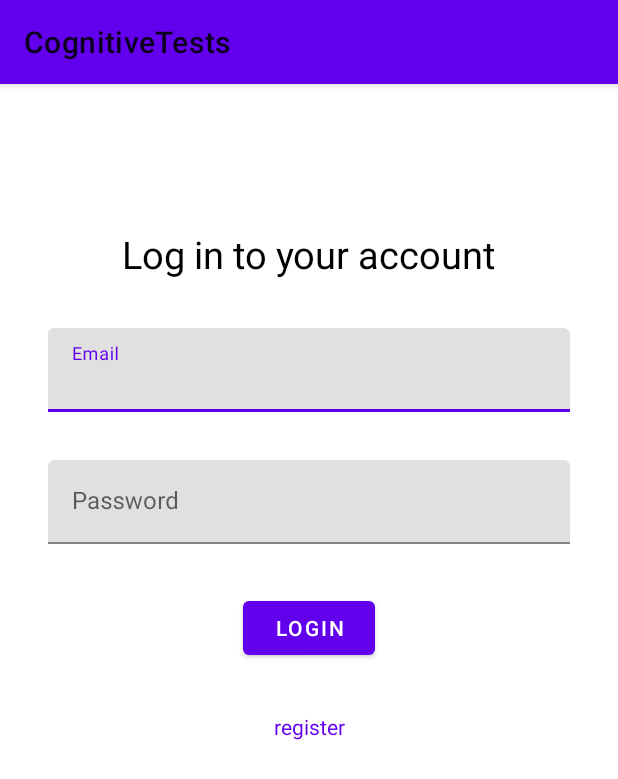
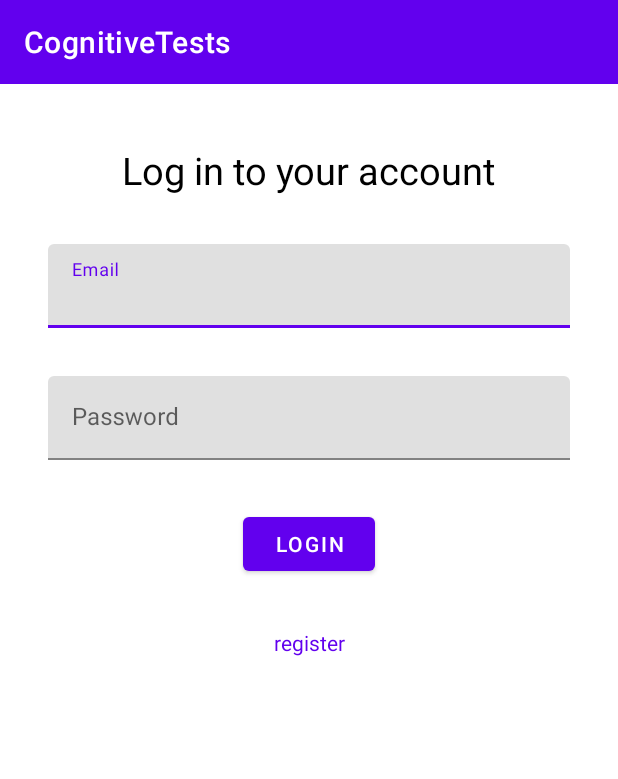
Before and after one commit to LethalDriver/CognitiveTests, an Android app: the screen it shows after launch (StartActivity), on a phone screen of 412 x 824 dp. Shown: the top 779 px of the screen. Run offline under Robolectric (Android 15) with nearby library versions, the phone set to English and light mode, and no system bars; 6 statements that could not run were skipped.

Commit message:
Made the top app bar title color white.

```diff
--- a/app/src/main/AndroidManifest.xml
+++ b/app/src/main/AndroidManifest.xml
@@ -14,7 +14,7 @@
         android:label="@string/app_name"
         android:roundIcon="@mipmap/ic_launcher_round"
         android:supportsRtl="true"
-        android:theme="@style/Theme.MaterialComponents.Light"
+        android:theme="@style/AppTheme"
         tools:targetApi="31">
         <activity
             android:name=".activity.StartActivity"
--- a/app/src/main/java/com/example/cognitivetests/activity/MainActivity.kt
+++ b/app/src/main/java/com/example/cognitivetests/activity/MainActivity.kt
@@ -2,12 +2,16 @@ package com.example.cognitivetests.activity
 
 import android.os.Bundle
 import android.view.View
+import android.widget.TextView
 import androidx.appcompat.app.AppCompatActivity
+import androidx.appcompat.widget.Toolbar
+import androidx.core.content.ContextCompat
 import androidx.core.view.ViewCompat
 import androidx.core.view.WindowInsetsCompat
 import androidx.navigation.fragment.NavHostFragment
 import com.example.cognitivetests.R
 import com.google.android.material.bottomnavigation.BottomNavigationView
+
 
 class MainActivity : AppCompatActivity() {
     override fun onCreate(savedInstanceState: Bundle?) {
@@ -49,5 +53,7 @@ class MainActivity : AppCompatActivity() {
             }
         }
 
+        val toolbar = findViewById<Toolbar>(R.id.toolbar)
+        setSupportActionBar(toolbar)
     }
 }
--- a/app/src/main/java/com/example/cognitivetests/activity/StartActivity.kt
+++ b/app/src/main/java/com/example/cognitivetests/activity/StartActivity.kt
@@ -17,5 +17,8 @@ class StartActivity : AppCompatActivity() {
             v.setPadding(systemBars.left, systemBars.top, systemBars.right, systemBars.bottom)
             insets
         }
+
+        val toolbar = findViewById<androidx.appcompat.widget.Toolbar>(R.id.toolbar)
+        setSupportActionBar(toolbar)
     }
 }
--- a/app/src/main/res/layout/activity_start.xml
+++ b/app/src/main/res/layout/activity_start.xml
@@ -6,6 +6,18 @@
     android:layout_width="match_parent"
     android:layout_height="match_parent"
     tools:context=".activity.StartActivity">
+
+    <androidx.appcompat.widget.Toolbar
+        android:id="@+id/toolbar"
+        android:layout_width="match_parent"
+        android:layout_height="?attr/actionBarSize"
+        android:background="?attr/colorPrimary"
+        android:title="Cognitive Tests"
+        app:titleTextColor="@color/white"
+        app:layout_constraintTop_toTopOf="parent"
+        app:layout_constraintStart_toStartOf="parent"
+        app:layout_constraintEnd_toEndOf="parent" />
+
 
     <androidx.fragment.app.FragmentContainerView
         android:id="@+id/nav_host_fragment"
--- a/app/src/main/res/layout/fragment_scores.xml
+++ b/app/src/main/res/layout/fragment_scores.xml
@@ -16,6 +16,7 @@
 
         <com.google.android.material.chip.Chip
             android:id="@+id/stroopChip"
+            style="@style/Widget.MaterialComponents.Chip.Choice"
             android:layout_width="wrap_content"
             android:layout_height="wrap_content"
             android:text="Stroop"
@@ -23,6 +24,7 @@
 
         <com.google.android.material.chip.Chip
             android:id="@+id/tmtChip"
+            style="@style/Widget.MaterialComponents.Chip.Choice"
             android:layout_width="wrap_content"
             android:layout_height="wrap_content"
             android:text="Trail Making"
@@ -30,6 +32,7 @@
 
         <com.google.android.material.chip.Chip
             android:id="@+id/digitSubChip"
+            style="@style/Widget.MaterialComponents.Chip.Choice"
             android:layout_width="wrap_content"
             android:layout_height="wrap_content"
             android:text="Digit Substitution"/>
--- /dev/null
+++ b/app/src/main/res/values/styles.xml
@@ -0,0 +1,7 @@
+<?xml version="1.0" encoding="utf-8"?>
+
+<resources>
+    <style name="AppTheme" parent="Theme.MaterialComponents.Light.NoActionBar">
+    </style>
+
+</resources>
```
Also changed, not shown: app/src/main/res/layout/activity_main.xml (+9 -0 lines).
